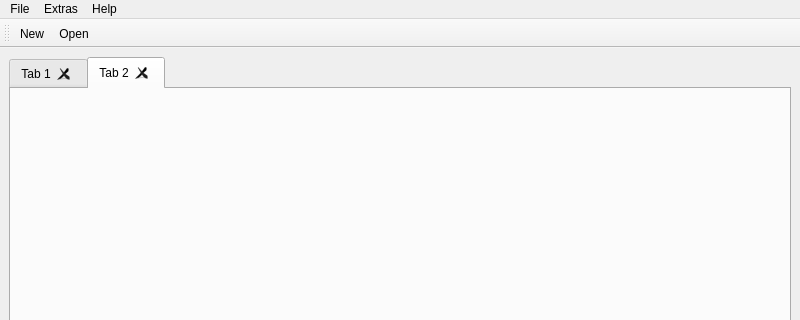
Before: the Qt Designer form mainwindow.ui in geertdaelemans/BrickManager, drawn with Qt 5; both pictures show x 0 to 800 and y 0 to 320 of the 800 by 600 pixel window.
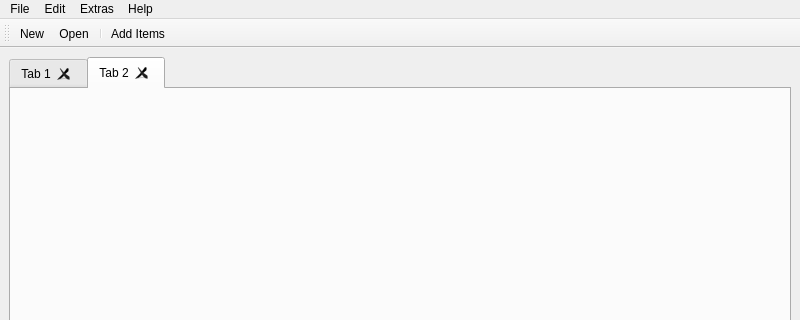
After: the same form once the commit is applied. Icons and pictures are not drawn.

The edit to the form file:
```diff
--- a/mainwindow.ui
+++ b/mainwindow.ui
@@ -55,7 +55,7 @@
      <x>0</x>
      <y>0</y>
      <width>800</width>
-     <height>26</height>
+     <height>21</height>
     </rect>
    </property>
    <widget class="QMenu" name="menuFile">
@@ -97,7 +97,14 @@
     </property>
     <addaction name="actionSettings"/>
    </widget>
+   <widget class="QMenu" name="menuEdit">
+    <property name="title">
+     <string>Edit</string>
+    </property>
+    <addaction name="actionAdd_Items"/>
+   </widget>
    <addaction name="menuFile"/>
+   <addaction name="menuEdit"/>
    <addaction name="menuExtras"/>
    <addaction name="menuHelp"/>
   </widget>
@@ -114,6 +121,8 @@
    </attribute>
    <addaction name="actionNew"/>
    <addaction name="actionOpen"/>
+   <addaction name="separator"/>
+   <addaction name="actionAdd_Items"/>
   </widget>
   <action name="actionOrders">
    <property name="text">
@@ -192,6 +201,18 @@
     <string>Ctrl+N</string>
    </property>
   </action>
+  <action name="actionAdd_Items">
+   <property name="icon">
+    <iconset resource="images.qrc">
+     <normaloff>:/icons/images/22x22/edit_additems.png</normaloff>:/icons/images/22x22/edit_additems.png</iconset>
+   </property>
+   <property name="text">
+    <string>Add Items...</string>
+   </property>
+   <property name="shortcut">
+    <string>Ins</string>
+   </property>
+  </action>
  </widget>
  <resources>
   <include location="images.qrc"/>
```
